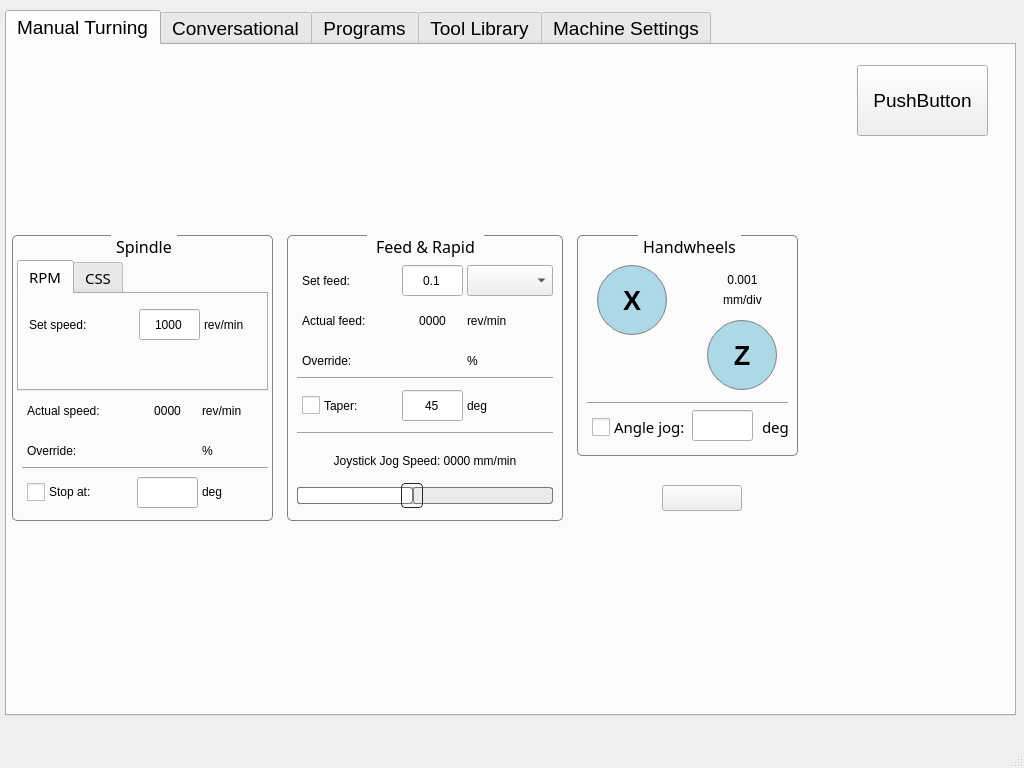
85vmh/teachinlathe, file src/teachinlathe/ui/mainwindow.ui: the form before one commit.
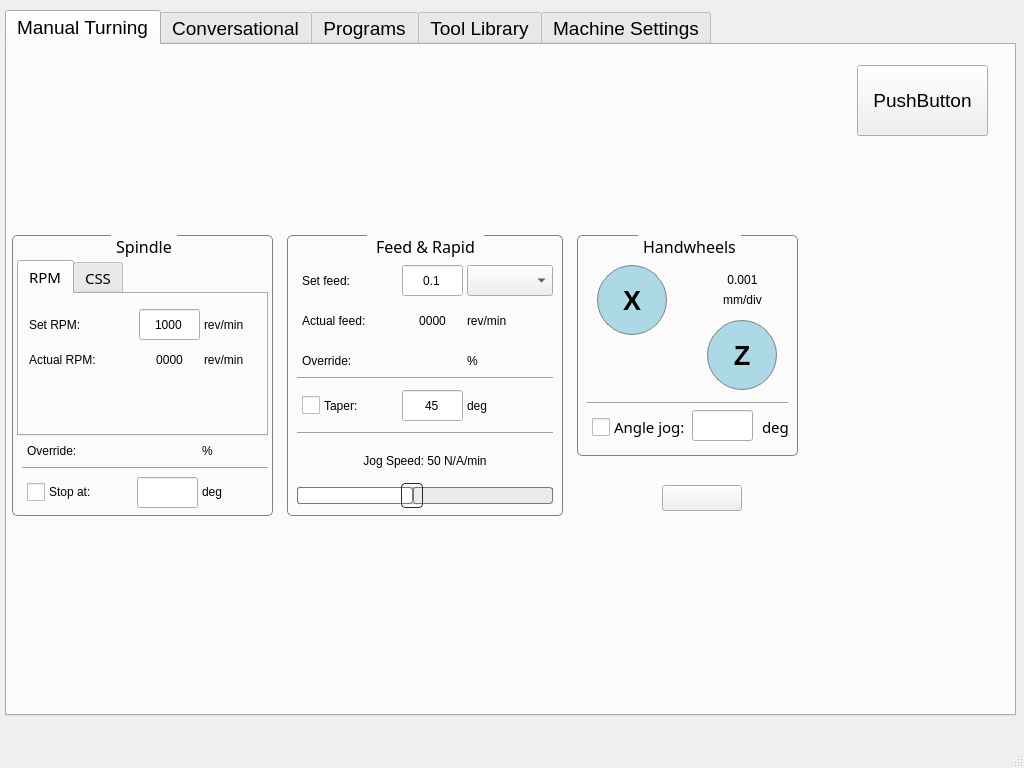
The form after the commit. Custom widgets are drawn as their Qt base class.

Diff of the .ui file:
```diff
--- a/src/teachinlathe/ui/mainwindow.ui
+++ b/src/teachinlathe/ui/mainwindow.ui
@@ -372,7 +372,7 @@
                <x>5</x>
                <y>190</y>
                <width>261</width>
-               <height>286</height>
+               <height>281</height>
               </rect>
              </property>
              <property name="font">
@@ -405,7 +405,7 @@
                 <x>5</x>
                 <y>25</y>
                 <width>251</width>
-                <height>131</height>
+                <height>176</height>
                </rect>
               </property>
               <property name="font">
@@ -459,7 +459,7 @@
                  <string notr="true">font: 11pt &quot;Noto Sans&quot;;</string>
                 </property>
                 <property name="text">
-                 <string>Set speed:</string>
+                 <string>Set RPM:</string>
                 </property>
                </widget>
                <widget class="QLabel" name="rpmUnit">
@@ -478,6 +478,57 @@
                  <string>rev/min</string>
                 </property>
                </widget>
+               <widget class="QLabel" name="label_4">
+                <property name="geometry">
+                 <rect>
+                  <x>10</x>
+                  <y>55</y>
+                  <width>111</width>
+                  <height>21</height>
+                 </rect>
+                </property>
+                <property name="styleSheet">
+                 <string notr="true">font: 11pt &quot;Noto Sans&quot;;</string>
+                </property>
+                <property name="text">
+                 <string>Actual RPM:</string>
+                </property>
+               </widget>
+               <widget class="QLabel" name="actualRpmValue">
+                <property name="geometry">
+                 <rect>
+                  <x>120</x>
+                  <y>55</y>
+                  <width>61</width>
+                  <height>21</height>
+                 </rect>
+                </property>
+                <property name="styleSheet">
+                 <string notr="true">font: 11pt &quot;Noto Sans&quot;;</string>
+                </property>
+                <property name="text">
+                 <string>0000</string>
+                </property>
+                <property name="alignment">
+                 <set>Qt::AlignCenter</set>
+                </property>
+               </widget>
+               <widget class="QLabel" name="rpmUnit_4">
+                <property name="geometry">
+                 <rect>
+                  <x>185</x>
+                  <y>55</y>
+                  <width>61</width>
+                  <height>21</height>
+                 </rect>
+                </property>
+                <property name="styleSheet">
+                 <string notr="true">font: 11pt &quot;Noto Sans&quot;;</string>
+                </property>
+                <property name="text">
+                 <string>rev/min</string>
+                </property>
+               </widget>
               </widget>
               <widget class="QWidget" name="tabSpindleCss">
                <attribute name="title">
@@ -523,7 +574,7 @@
                  <rect>
                   <x>10</x>
                   <y>20</y>
-                  <width>111</width>
+                  <width>101</width>
                   <height>21</height>
                  </rect>
                 </property>
@@ -531,14 +582,14 @@
                  <string notr="true">font: 11pt &quot;Noto Sans&quot;;</string>
                 </property>
                 <property name="text">
-                 <string>Surface speed:</string>
+                 <string>Set CSS:</string>
                 </property>
                </widget>
                <widget class="QLabel" name="rpmUnit_3">
                 <property name="geometry">
                  <rect>
                   <x>185</x>
-                  <y>65</y>
+                  <y>100</y>
                   <width>61</width>
                   <height>21</height>
                  </rect>
@@ -554,7 +605,7 @@
                 <property name="geometry">
                  <rect>
                   <x>8</x>
-                  <y>65</y>
+                  <y>100</y>
                   <width>81</width>
                   <height>21</height>
                  </rect>
@@ -570,7 +621,7 @@
                 <property name="geometry">
                  <rect>
                   <x>120</x>
-                  <y>60</y>
+                  <y>95</y>
                   <width>61</width>
                   <height>31</height>
                  </rect>
@@ -585,14 +636,12 @@
                  <set>Qt::AlignCenter</set>
                 </property>
                </widget>
-              </widget>
-             </widget>
-             <widget class="QLabel" name="label_4">
+               <widget class="QLabel" name="label_11">
               <property name="geometry">
                <rect>
-                <x>15</x>
-                <y>165</y>
-                <width>111</width>
+                  <x>10</x>
+                  <y>55</y>
+                  <width>101</width>
                 <height>21</height>
                </rect>
               </property>
@@ -600,14 +649,14 @@
                <string notr="true">font: 11pt &quot;Noto Sans&quot;;</string>
               </property>
               <property name="text">
-               <string>Actual speed:</string>
-              </property>
-             </widget>
-             <widget class="QLabel" name="rpmUnit_4">
+                 <string>Actual CSS:</string>
+                </property>
+               </widget>
+               <widget class="QLabel" name="actualCssValue">
               <property name="geometry">
                <rect>
-                <x>190</x>
-                <y>165</y>
+                  <x>120</x>
+                  <y>55</y>
                 <width>61</width>
                 <height>21</height>
                </rect>
@@ -616,14 +665,17 @@
                <string notr="true">font: 11pt &quot;Noto Sans&quot;;</string>
               </property>
               <property name="text">
-               <string>rev/min</string>
+                 <string>0000</string>
+                </property>
+                <property name="alignment">
+                 <set>Qt::AlignCenter</set>
               </property>
              </widget>
              <widget class="QLabel" name="rpmUnit_5">
               <property name="geometry">
                <rect>
-                <x>125</x>
-                <y>165</y>
+                  <x>185</x>
+                  <y>55</y>
                 <width>61</width>
                 <height>21</height>
                </rect>
@@ -632,11 +684,23 @@
                <string notr="true">font: 11pt &quot;Noto Sans&quot;;</string>
               </property>
               <property name="text">
-               <string>0000</string>
-              </property>
-              <property name="alignment">
-               <set>Qt::AlignCenter</set>
-              </property>
+                 <string>m/min</string>
+                </property>
+               </widget>
+               <widget class="Line" name="line_8">
+                <property name="geometry">
+                 <rect>
+                  <x>5</x>
+                  <y>75</y>
+                  <width>236</width>
+                  <height>16</height>
+                 </rect>
+                </property>
+                <property name="orientation">
+                 <enum>Qt::Horizontal</enum>
+                </property>
+               </widget>
+              </widget>
              </widget>
              <widget class="QLabel" name="rpmUnit_6">
               <property name="geometry">
@@ -783,7 +847,7 @@
                <x>280</x>
                <y>190</y>
                <width>276</width>
-               <height>286</height>
+               <height>281</height>
               </rect>
              </property>
              <property name="font">
@@ -1141,13 +1205,13 @@
                <string notr="true">font: 11pt &quot;Noto Sans&quot;;</string>
               </property>
               <property name="text">
-               <string>Joystick Jog Speed: 0000 mm/min</string>
+               <string>Jog Speed: 50 N/A/min</string>
               </property>
               <property name="alignment">
                <set>Qt::AlignCenter</set>
               </property>
               <property name="rules" stdset="0">
-               <string>[{&quot;channels&quot;: [{&quot;url&quot;: &quot;settings:machine.jog.linear-speed&quot;, &quot;trigger&quot;: true}, {&quot;url&quot;: &quot;status:program_units?text&quot;, &quot;trigger&quot;: false}], &quot;property&quot;: &quot;Text&quot;, &quot;expression&quot;: &quot;'Joystick Jog Speed: {:.0f}'.format(ch[0]) +\&quot; \&quot;+ ch[1] + '/min'&quot;, &quot;name&quot;: &quot;Linear Jog Speed&quot;}]</string>
+               <string>[{&quot;channels&quot;: [{&quot;url&quot;: &quot;settings:machine.jog.linear-speed&quot;, &quot;trigger&quot;: true}, {&quot;url&quot;: &quot;status:program_units?text&quot;, &quot;trigger&quot;: false}], &quot;property&quot;: &quot;Text&quot;, &quot;expression&quot;: &quot;'Jog Speed: {:.0f}'.format(ch[0]) +\&quot; \&quot;+ ch[1] + '/min'&quot;, &quot;name&quot;: &quot;Linear Jog Speed&quot;}]</string>
               </property>
              </widget>
              <widget class="StatusLabel" name="feedOverrideValue">
@@ -1423,29 +1487,6 @@
               </rect>
              </property>
             </widget>
-            <widget class="HalLabel" name="hallabel">
-             <property name="geometry">
-              <rect>
-               <x>140</x>
-               <y>520</y>
-               <width>46</width>
-               <height>21</height>
-              </rect>
-             </property>
-            </widget>
-            <widget class="StatusLabel" name="statuslabel_5">
-             <property name="geometry">
-              <rect>
-               <x>460</x>
-               <y>520</y>
-               <width>76</width>
-               <height>31</height>
-              </rect>
-             </property>
-             <property name="rules" stdset="0">
-              <string>[{&quot;name&quot;: &quot;feed value&quot;, &quot;property&quot;: &quot;Text&quot;, &quot;expression&quot;: &quot;str(ch[0])&quot;, &quot;channels&quot;: [{&quot;url&quot;: &quot;status:feedrate&quot;, &quot;trigger&quot;: true}]}]</string>
-             </property>
-            </widget>
            </widget>
            <widget class="QWidget" name="conversationalTab">
             <attribute name="title">
@@ -1531,11 +1572,6 @@
    <extends>QSlider</extends>
    <header>qtpyvcp.widgets.input_widgets.setting_slider</header>
   </customwidget>
-  <customwidget>
-   <class>HalLabel</class>
-   <extends>QLabel</extends>
-   <header>qtpyvcp.widgets.hal_widgets.hal_label</header>
-  </customwidget>
   <customwidget>
    <class>HalButton</class>
    <extends>QPushButton</extends>
```
Lines whose indentation alone changed are shown as unchanged.
